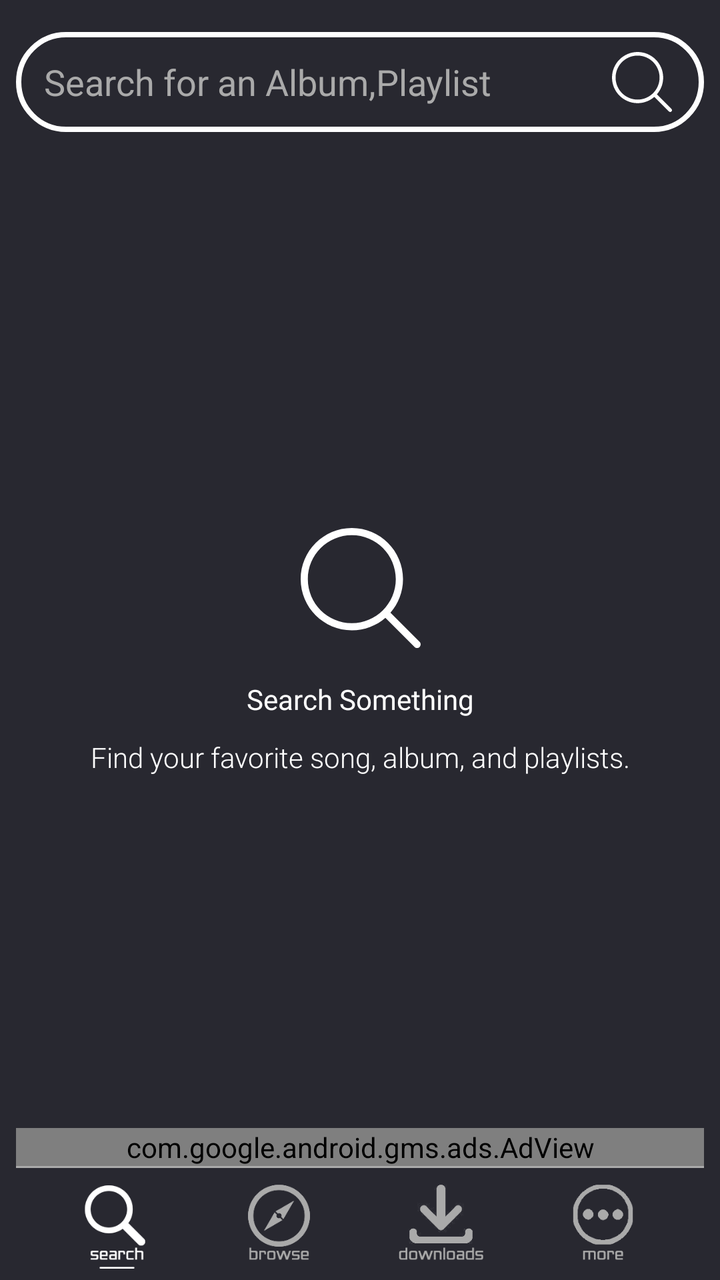
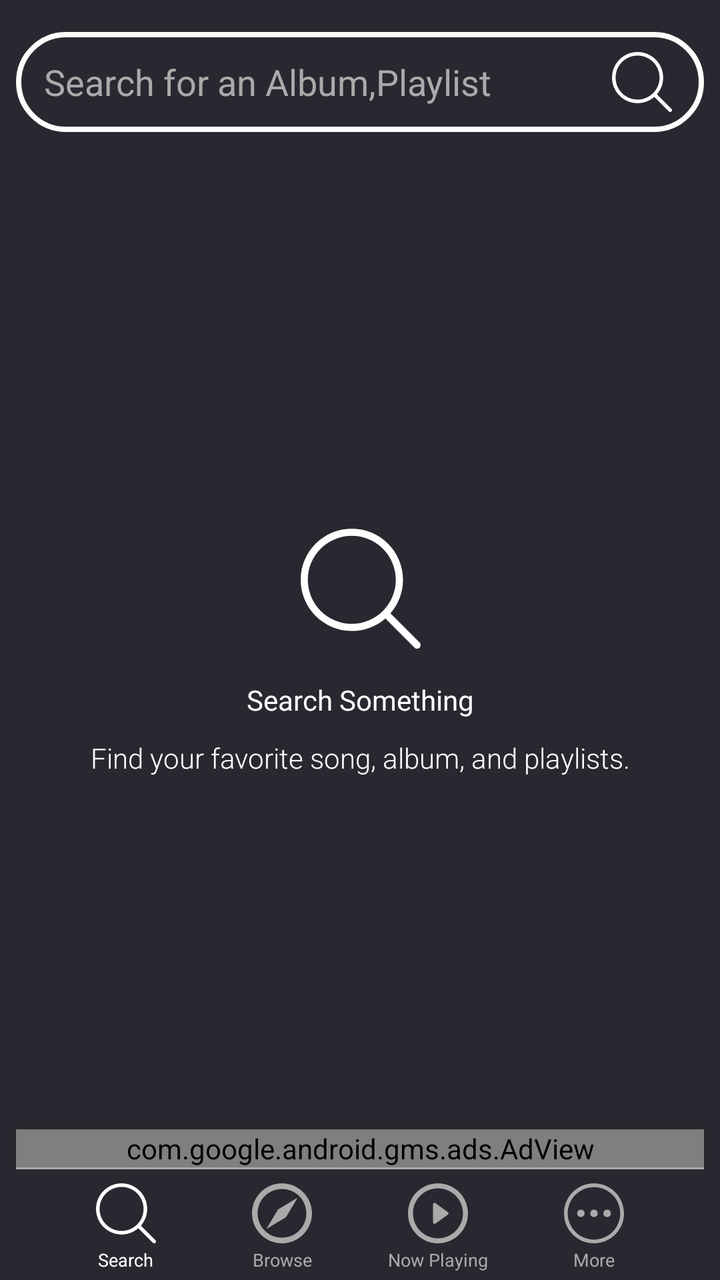

Screens rendered from an Android XML layout before and after an edit, with the pre-edit source and the edit as a unified diff.
<!-- AndroidManifest.xml: application theme AppTheme.NoActionBar -->
<!-- res/layout/activity_search__songs.xml -->
<?xml version="1.0" encoding="utf-8"?>
<androidx.constraintlayout.widget.ConstraintLayout xmlns:android="http://schemas.android.com/apk/res/android"
    xmlns:app="http://schemas.android.com/apk/res-auto"
    xmlns:tools="http://schemas.android.com/tools"
    android:layout_width="match_parent"
    android:layout_height="match_parent"
    android:background="@color/darkAccent"
    tools:context=".Search_Songs">

    <ListView
        android:id="@+id/list_searchres"
        android:layout_width="0dp"
        android:layout_height="0dp"
        android:layout_marginBottom="8dp"
        android:visibility="gone"
        app:layout_constraintBottom_toTopOf="@+id/adView_search"
        app:layout_constraintEnd_toEndOf="parent"
        app:layout_constraintStart_toStartOf="parent"
        app:layout_constraintTop_toBottomOf="@+id/et_searchBox" />

    <com.google.android.material.tabs.TabLayout
        android:id="@+id/tl_searchPage"
        android:layout_width="0dp"
        android:layout_height="wrap_content"
        android:visibility="visible"
        app:layout_constraintEnd_toEndOf="parent"
        app:layout_constraintStart_toStartOf="parent"
        app:layout_constraintTop_toBottomOf="@+id/tv_urResStatus"
        app:tabIndicatorColor="@android:color/white"
        app:tabTextColor="@android:color/white" />

    <androidx.viewpager.widget.ViewPager
        android:id="@+id/vp_searchPage"
        android:layout_width="0dp"
        android:layout_height="0dp"
        android:layout_marginTop="8dp"
        android:layout_marginBottom="8dp"
        android:visibility="visible"
        app:layout_constraintBottom_toTopOf="@+id/adView_search"
        app:layout_constraintEnd_toEndOf="parent"
        app:layout_constraintStart_toStartOf="parent"
        app:layout_constraintTop_toBottomOf="@+id/tl_searchPage">

    </androidx.viewpager.widget.ViewPager>

    <Button
        android:id="@+id/btn_searchBox"
        android:layout_width="30dp"
        android:layout_height="30dp"
        android:layout_marginTop="8dp"
        android:layout_marginEnd="16dp"
        android:layout_marginBottom="8dp"
        android:background="@drawable/ic_err_search"
        android:fontFamily="@font/acme"
        android:textAllCaps="false"
        android:textColor="@android:color/white"
        app:layout_constraintBottom_toBottomOf="@+id/et_searchBox"
        app:layout_constraintEnd_toEndOf="@+id/et_searchBox"
        app:layout_constraintTop_toTopOf="@+id/et_searchBox"
        tools:visibility="visible" />

    <ImageView
        android:id="@+id/ms_info1"
        android:layout_width="60dp"
        android:layout_height="60dp"
        android:layout_marginStart="8dp"
        android:layout_marginTop="8dp"
        android:layout_marginBottom="8dp"
        app:layout_constraintBottom_toTopOf="@+id/adView_search"
        app:layout_constraintEnd_toEndOf="parent"
        app:layout_constraintHorizontal_bias="0.487"
        app:layout_constraintStart_toStartOf="parent"
        app:layout_constraintTop_toBottomOf="@+id/et_searchBox"
        app:layout_constraintVertical_bias="0.45"
        app:srcCompat="@drawable/ic_err_search" />

    <TextView
        android:id="@+id/ms_info2"
        android:layout_width="wrap_content"
        android:layout_height="wrap_content"
        android:layout_marginStart="8dp"
        android:layout_marginTop="16dp"
        android:layout_marginEnd="8dp"
        android:fontFamily="@font/capriola"
        android:text="Search Something"
        android:textColor="@android:color/white"
        app:layout_constraintEnd_toEndOf="parent"
        app:layout_constraintStart_toStartOf="parent"
        app:layout_constraintTop_toBottomOf="@+id/ms_info1" />

    <TextView
        android:id="@+id/ms_info3"
        android:layout_width="wrap_content"
        android:layout_height="wrap_content"
        android:layout_marginStart="8dp"
        android:layout_marginTop="10dp"
        android:layout_marginEnd="8dp"
        android:fontFamily="sans-serif-light"
        android:text="Find your favorite song, album, and playlists."
        android:textColor="@android:color/white"
        app:layout_constraintEnd_toEndOf="parent"
        app:layout_constraintStart_toStartOf="parent"
        app:layout_constraintTop_toBottomOf="@+id/ms_info2" />

    <EditText
        android:id="@+id/et_searchBox"
        android:layout_width="0dp"
        android:layout_height="50dp"
        android:layout_marginStart="8dp"
        android:layout_marginTop="16dp"
        android:layout_marginEnd="8dp"
        android:background="@drawable/curvature"
        android:ems="10"
        android:hint="Search for an Album,Playlist"
        android:imeOptions="actionSearch"
        android:inputType="text"
        android:lineSpacingExtra="8sp"
        android:paddingLeft="14dp"
        android:paddingRight="45dp"
        android:textColor="@android:color/white"
        android:textColorHint="@android:color/darker_gray"
        app:layout_constraintEnd_toEndOf="parent"
        app:layout_constraintStart_toStartOf="parent"
        app:layout_constraintTop_toTopOf="parent" />

    <TextView
        android:id="@+id/tv_urResStatus"
        android:layout_width="0dp"
        android:layout_height="35dp"
        android:layout_marginTop="16dp"
        android:background="@android:color/white"
        android:fontFamily="@font/capriola"
        android:gravity="center|left"
        android:paddingLeft="20dp"
        android:text="Your Search Results:"
        android:textColor="@color/darkAccent"
        android:textSize="15sp"
        android:visibility="gone"
        app:layout_constraintEnd_toEndOf="parent"
        app:layout_constraintStart_toStartOf="parent"
        app:layout_constraintTop_toBottomOf="@+id/et_searchBox" />

    <Button
        android:id="@+id/btm_srch"
        android:layout_width="45dp"
        android:layout_height="45dp"
        android:layout_marginBottom="4dp"
        android:background="@drawable/ic_wsearch"
        android:onClick="sBtmSrch"
        app:layout_constraintBottom_toBottomOf="parent"
        app:layout_constraintEnd_toStartOf="@+id/btm_brws"
        app:layout_constraintHorizontal_bias="0.5"
        app:layout_constraintHorizontal_chainStyle="spread"
        app:layout_constraintStart_toStartOf="parent" />

    <Button
        android:id="@+id/btm_brws"
        android:onClick="sBtmBrws"
        android:layout_width="45dp"
        android:layout_height="45dp"
        android:layout_marginBottom="4dp"
        android:background="@drawable/ic_dbrowse"
        app:layout_constraintBottom_toBottomOf="parent"
        app:layout_constraintEnd_toStartOf="@+id/btm_down"
        app:layout_constraintHorizontal_bias="0.5"
        app:layout_constraintStart_toEndOf="@+id/btm_srch" />

    <Button
        android:id="@+id/btm_down"
        android:layout_width="45dp"
        android:layout_height="45dp"
        android:layout_marginBottom="4dp"
        android:onClick="sBtmDown"
        android:background="@drawable/ic_ddown"
        app:layout_constraintBottom_toBottomOf="parent"
        app:layout_constraintEnd_toStartOf="@+id/btm_more"
        app:layout_constraintHorizontal_bias="0.5"
        app:layout_constraintStart_toEndOf="@+id/btm_brws" />

    <Button
        android:id="@+id/btm_more"
        android:layout_width="45dp"
        android:layout_height="45dp"
        android:layout_marginBottom="4dp"
        android:onClick="sBtmMore"
        android:background="@drawable/ic_dmore"
        app:layout_constraintBottom_toBottomOf="parent"
        app:layout_constraintEnd_toEndOf="parent"
        app:layout_constraintHorizontal_bias="0.5"
        app:layout_constraintStart_toEndOf="@+id/btm_down" />

    <TextView
        android:id="@+id/textView4"
        android:layout_width="0dp"
        android:layout_height="1dp"
        android:layout_marginStart="8dp"
        android:layout_marginEnd="8dp"
        android:layout_marginBottom="7dp"
        android:background="@android:color/darker_gray"
        app:layout_constraintBottom_toTopOf="@+id/btm_brws"
        app:layout_constraintEnd_toEndOf="parent"
        app:layout_constraintStart_toStartOf="parent" />

    <com.google.android.gms.ads.AdView xmlns:ads="http://schemas.android.com/apk/res-auto"
        android:id="@+id/adView_search"
        android:layout_width="0dp"
        android:layout_height="wrap_content"
        android:layout_alignParentBottom="true"
        android:layout_centerHorizontal="true"
        android:layout_marginStart="8dp"
        android:layout_marginEnd="8dp"
        ads:adSize="BANNER"
        ads:adUnitId="@string/ad_Search"
        ads:layout_constraintBottom_toTopOf="@+id/textView4"
        ads:layout_constraintEnd_toEndOf="parent"
        ads:layout_constraintHorizontal_bias="0.498"
        ads:layout_constraintStart_toStartOf="parent"></com.google.android.gms.ads.AdView>


</androidx.constraintlayout.widget.ConstraintLayout>
<!-- resources referenced by this layout -->
<resources>
  <!-- drawable ic_dbrowse: png bitmap (drawable, 24160 bytes) -->
  <!-- drawable ic_ddown: png bitmap (drawable, 22824 bytes) -->
  <!-- drawable ic_dmore: png bitmap (drawable, 22433 bytes) -->
  <!-- drawable ic_wsearch: png bitmap (drawable, 22763 bytes) -->
  <!-- unchanged entries left out for length: 5 -->
</resources>

<!-- the commit's change to res/layout/activity_search__songs.xml (unified diff, before → after) -->
@@ -142,12 +142,12 @@
 
     <Button
         android:id="@+id/btm_srch"
-        android:layout_width="45dp"
-        android:layout_height="45dp"
-        android:layout_marginBottom="4dp"
-        android:background="@drawable/ic_wsearch"
+        android:layout_width="30dp"
+        android:layout_height="30dp"
+        android:layout_marginBottom="2dp"
+        android:background="@drawable/ic_btm_search"
         android:onClick="sBtmSrch"
-        app:layout_constraintBottom_toBottomOf="parent"
+        app:layout_constraintBottom_toTopOf="@+id/textView45"
         app:layout_constraintEnd_toStartOf="@+id/btm_brws"
         app:layout_constraintHorizontal_bias="0.5"
         app:layout_constraintHorizontal_chainStyle="spread"
@@ -155,36 +155,36 @@
 
     <Button
         android:id="@+id/btm_brws"
+        android:layout_width="30dp"
+        android:layout_height="30dp"
+        android:layout_marginBottom="2dp"
+        android:background="@drawable/ic_btm_browse_dull"
         android:onClick="sBtmBrws"
-        android:layout_width="45dp"
-        android:layout_height="45dp"
-        android:layout_marginBottom="4dp"
-        android:background="@drawable/ic_dbrowse"
-        app:layout_constraintBottom_toBottomOf="parent"
+        app:layout_constraintBottom_toTopOf="@+id/textView46"
         app:layout_constraintEnd_toStartOf="@+id/btm_down"
         app:layout_constraintHorizontal_bias="0.5"
         app:layout_constraintStart_toEndOf="@+id/btm_srch" />
 
     <Button
         android:id="@+id/btm_down"
-        android:layout_width="45dp"
-        android:layout_height="45dp"
-        android:layout_marginBottom="4dp"
+        android:layout_width="30dp"
+        android:layout_height="30dp"
+        android:layout_marginBottom="2dp"
+        android:background="@drawable/ic_btm_play_dull"
         android:onClick="sBtmDown"
-        android:background="@drawable/ic_ddown"
-        app:layout_constraintBottom_toBottomOf="parent"
+        app:layout_constraintBottom_toTopOf="@+id/textView47"
         app:layout_constraintEnd_toStartOf="@+id/btm_more"
         app:layout_constraintHorizontal_bias="0.5"
         app:layout_constraintStart_toEndOf="@+id/btm_brws" />
 
     <Button
         android:id="@+id/btm_more"
-        android:layout_width="45dp"
-        android:layout_height="45dp"
-        android:layout_marginBottom="4dp"
+        android:layout_width="30dp"
+        android:layout_height="30dp"
+        android:layout_marginBottom="2dp"
+        android:background="@drawable/ic_btm_more_dull"
         android:onClick="sBtmMore"
-        android:background="@drawable/ic_dmore"
-        app:layout_constraintBottom_toBottomOf="parent"
+        app:layout_constraintBottom_toTopOf="@+id/textView48"
         app:layout_constraintEnd_toEndOf="parent"
         app:layout_constraintHorizontal_bias="0.5"
         app:layout_constraintStart_toEndOf="@+id/btm_down" />
@@ -216,5 +216,54 @@
         ads:layout_constraintHorizontal_bias="0.498"
         ads:layout_constraintStart_toStartOf="parent"></com.google.android.gms.ads.AdView>
 
+    <TextView
+        android:id="@+id/textView45"
+        android:layout_width="wrap_content"
+        android:layout_height="wrap_content"
+        android:layout_marginBottom="4dp"
+        android:text="Search"
+        android:textColor="@android:color/white"
+        android:textSize="9sp"
+        app:layout_constraintBottom_toBottomOf="parent"
+        app:layout_constraintEnd_toEndOf="@+id/btm_srch"
+        app:layout_constraintHorizontal_bias="0.482"
+        app:layout_constraintStart_toStartOf="@+id/btm_srch" />
+
+    <TextView
+        android:id="@+id/textView46"
+        android:layout_width="wrap_content"
+        android:layout_height="wrap_content"
+        android:layout_marginBottom="4dp"
+        android:text="Browse"
+        android:textColor="@android:color/darker_gray"
+        android:textSize="9sp"
+        app:layout_constraintBottom_toBottomOf="parent"
+        app:layout_constraintEnd_toEndOf="@+id/btm_brws"
+        app:layout_constraintStart_toStartOf="@+id/btm_brws" />
+
+    <TextView
+        android:id="@+id/textView47"
+        android:layout_width="wrap_content"
+        android:layout_height="wrap_content"
+        android:layout_marginBottom="4dp"
+        android:text="Now Playing"
+        android:textColor="@android:color/darker_gray"
+        android:textSize="9sp"
+        app:layout_constraintBottom_toBottomOf="parent"
+        app:layout_constraintEnd_toEndOf="@+id/btm_down"
+        app:layout_constraintStart_toStartOf="@+id/btm_down" />
+
+    <TextView
+        android:id="@+id/textView48"
+        android:layout_width="wrap_content"
+        android:layout_height="wrap_content"
+        android:layout_marginBottom="4dp"
+        android:text="More"
+        android:textColor="@android:color/darker_gray"
+        android:textSize="9sp"
+        app:layout_constraintBottom_toBottomOf="parent"
+        app:layout_constraintEnd_toEndOf="@+id/btm_more"
+        app:layout_constraintStart_toStartOf="@+id/btm_more" />
+
 
 </androidx.constraintlayout.widget.ConstraintLayout>
<!-- resource entries referenced after the edit -->
@@ -1,9 +1,71 @@
 <!-- resources referenced by this layout -->
 <resources>
-  <!-- drawable ic_dbrowse: png bitmap (drawable, 24160 bytes) -->
-  <!-- drawable ic_ddown: png bitmap (drawable, 22824 bytes) -->
-  <!-- drawable ic_dmore: png bitmap (drawable, 22433 bytes) -->
-  <!-- drawable ic_wsearch: png bitmap (drawable, 22763 bytes) -->
+  <!-- drawable ic_btm_browse_dull (drawable) -->
+  <?xml version="1.0" encoding="utf-8"?>
+  <vector xmlns:android="http://schemas.android.com/apk/res/android"
+      android:width="291.32dp"
+      android:height="291.32dp"
+      android:viewportWidth="291.32"
+      android:viewportHeight="291.32">
+  
+      <path
+          android:fillColor="@android:color/darker_gray"
+          android:pathData="M145.66,0C65.547,0,0,65.547,0,145.66s65.547,145.66,145.66,145.66s145.66-65.547,145.66-145.66 S225.772,0,145.66,0z M145.66,264.008c-65.547,0-118.348-52.802-118.348-118.348S80.113,27.311,145.66,27.311 S264.008,80.113,264.008,145.66S211.206,264.008,145.66,264.008z" />
+      <path
+          android:fillColor="@android:color/darker_gray"
+          android:pathData="M221.22,70.099l-56.443,94.679l-38.236-38.236C126.542,126.542,221.22,70.099,221.22,70.099z" />
+      <path
+          android:fillColor="@android:color/darker_gray"
+          android:pathData="M70.099,221.22l94.679-56.443l-38.236-38.236C126.542,126.542,70.099,221.22,70.099,221.22z" />
+  </vector>
+  <!-- drawable ic_btm_more_dull (drawable) -->
+  <?xml version="1.0" encoding="utf-8"?>
+  <vector xmlns:android="http://schemas.android.com/apk/res/android"
+      android:width="512dp"
+      android:height="512dp"
+      android:viewportWidth="512"
+      android:viewportHeight="512">
+  
+      <path
+          android:fillColor="@android:color/darker_gray"
+          android:pathData="M256,0C114.615,0,0,114.615,0,256s114.615,256,256,256s256-114.615,256-256S397.385,0,256,0z M256,480 C132.288,480,32,379.712,32,256S132.288,32,256,32s224,100.288,224,224S379.712,480,256,480z" />
+      <path
+          android:fillColor="@android:color/darker_gray"
+          android:pathData="M 256 224 C 273.673111995 224 288 238.326888005 288 256 C 288 273.673111995 273.673111995 288 256 288 C 238.326888005 288 224 273.673111995 224 256 C 224 238.326888005 238.326888005 224 256 224 Z" />
+      <path
+          android:fillColor="@android:color/darker_gray"
+          android:pathData="M 368 224 C 385.673111995 224 400 238.326888005 400 256 C 400 273.673111995 385.673111995 288 368 288 C 350.326888005 288 336 273.673111995 336 256 C 336 238.326888005 350.326888005 224 368 224 Z" />
+      <path
+          android:fillColor="@android:color/darker_gray"
+          android:pathData="M 144 224 C 161.673111995 224 176 238.326888005 176 256 C 176 273.673111995 161.673111995 288 144 288 C 126.326888005 288 112 273.673111995 112 256 C 112 238.326888005 126.326888005 224 144 224 Z" />
+  </vector>
+  <!-- drawable ic_btm_play_dull (drawable) -->
+  <?xml version="1.0" encoding="utf-8"?>
+  <vector xmlns:android="http://schemas.android.com/apk/res/android"
+      android:width="30.051dp"
+      android:height="30.051dp"
+      android:viewportWidth="30.051"
+      android:viewportHeight="30.051">
+  
+      <path
+          android:fillColor="@android:color/darker_gray"
+          android:pathData="M19.982,14.438l-6.24-4.536c-0.229-0.166-0.533-0.191-0.784-0.062c-0.253,0.128-0.411,0.388-0.411,0.669v9.069 c0,0.284,0.158,0.543,0.411,0.671c0.107,0.054,0.224,0.081,0.342,0.081c0.154,0,0.31-0.049,0.442-0.146l6.24-4.532 c0.197-0.145,0.312-0.369,0.312-0.607C20.295,14.803,20.177,14.58,19.982,14.438z" />
+      <path
+          android:fillColor="@android:color/darker_gray"
+          android:pathData="M15.026,0.002C6.726,0.002,0,6.728,0,15.028c0,8.297,6.726,15.021,15.026,15.021c8.298,0,15.025-6.725,15.025-15.021 C30.052,6.728,23.324,0.002,15.026,0.002z M15.026,27.542c-6.912,0-12.516-5.601-12.516-12.514c0-6.91,5.604-12.518,12.516-12.518 c6.911,0,12.514,5.607,12.514,12.518C27.541,21.941,21.937,27.542,15.026,27.542z" />
+  </vector>
+  <!-- drawable ic_btm_search (drawable) -->
+  <?xml version="1.0" encoding="utf-8"?>
+  <vector xmlns:android="http://schemas.android.com/apk/res/android"
+      android:width="451dp"
+      android:height="451dp"
+      android:viewportWidth="451"
+      android:viewportHeight="451">
+  
+      <path
+          android:fillColor="#fff"
+          android:pathData="M447.05,428l-109.6-109.6c29.4-33.8,47.2-77.9,47.2-126.1C384.65,86.2,298.35,0,192.35,0C86.25,0,0.05,86.3,0.05,192.3 s86.3,192.3,192.3,192.3c48.2,0,92.3-17.8,126.1-47.2L428.05,447c2.6,2.6,6.1,4,9.5,4s6.9-1.3,9.5-4 C452.25,441.8,452.25,433.2,447.05,428z M26.95,192.3c0-91.2,74.2-165.3,165.3-165.3c91.2,0,165.3,74.2,165.3,165.3 s-74.1,165.4-165.3,165.4C101.15,357.7,26.95,283.5,26.95,192.3z" />
+  </vector>
   <!-- unchanged entries left out for length: 5 -->
 </resources>
 
